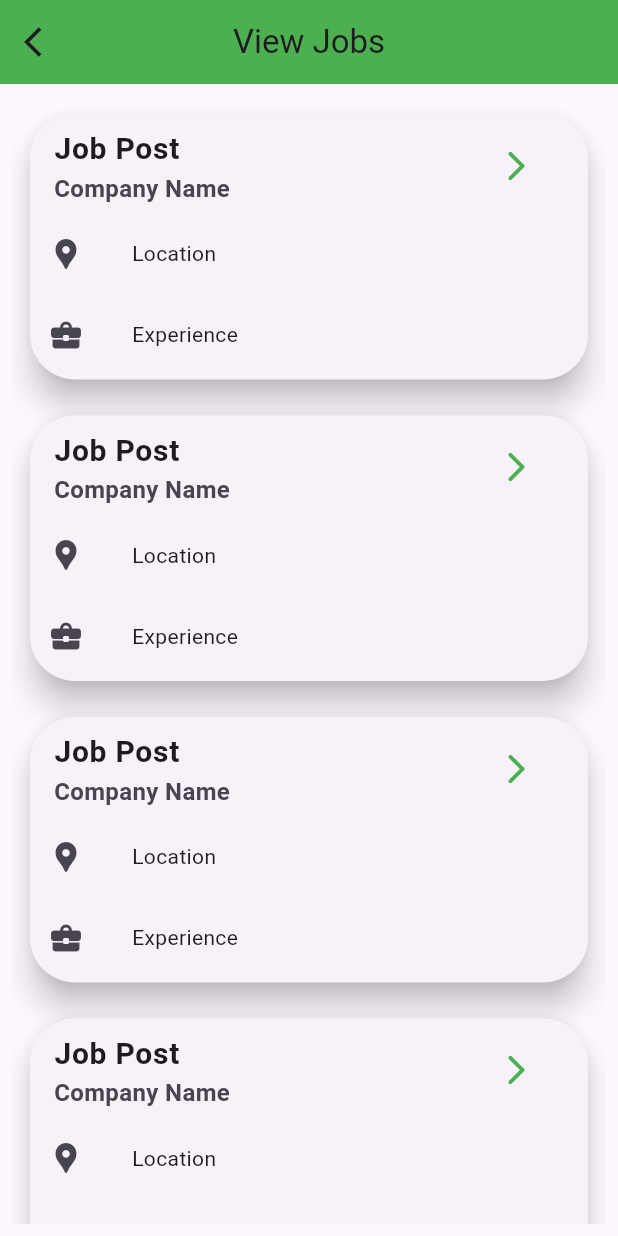
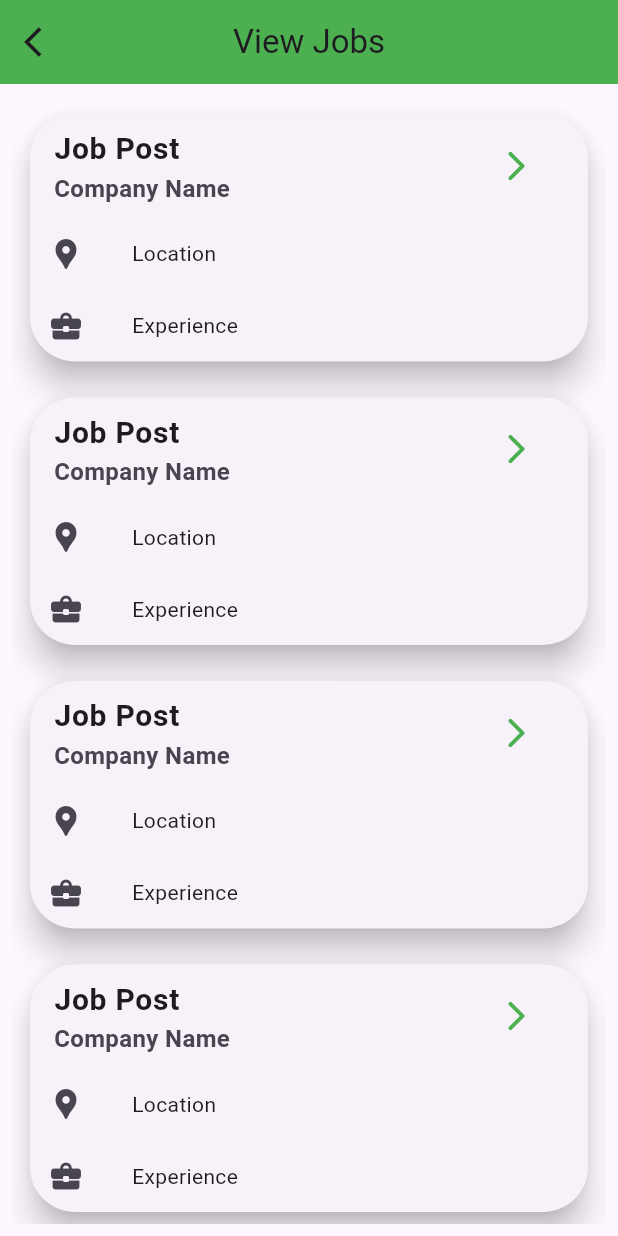
Before and after one commit to ayshafaida/placement, a Flutter app: the viewjobs screen opened directly, on a phone screen of 412 x 824 dp. Run offline on Flutter 3.47's test engine with Material 3 defaults, Android fonts, the phone set to English and light mode, and no system bars.

```diff
--- a/lib/homepage.dart
+++ b/lib/homepage.dart
@@ -1,5 +1,3 @@
-import 'package:final_project/accepted.dart';
-import 'package:final_project/applied.dart';
 import 'package:final_project/main.dart';
 import 'package:final_project/myprofile.dart';
 import 'package:final_project/placementcell.dart';
--- a/lib/main.dart
+++ b/lib/main.dart
@@ -1,4 +1,3 @@
-import 'package:final_project/accepted.dart';
 import 'package:final_project/homepage.dart';
 import 'package:final_project/signup.dart';
 import 'package:flutter/material.dart';
--- a/lib/reject.dart
+++ b/lib/reject.dart
@@ -81,7 +81,11 @@ class rejecStateState extends State<rejecState> {
                 ],
               ),
             ),
-           // Image.network("https://image.similarpng.com/very-thumbnail/2021/05/Rejected-rubber-stamp-on-transparent-background-PNG.png",height: 50,)
+            Positioned(
+              right: 0,
+              top: 10,
+              child: Image.asset("images/rejected123.png",height: 100,))
+        // Image.network("https://image.similarpng.com/very-thumbnail/2021/05/Rejected-rubber-stamp-on-transparent-background-PNG.png",height: 50,)
           ],
         ),
       );
--- a/lib/viewjobs.dart
+++ b/lib/viewjobs.dart
@@ -68,7 +68,6 @@ class _viewjobsState extends State<viewjobs> {
                 ),]
 
               ),
-              SizedBox(height: 6,),
               Row(
                 children: [IconButton(onPressed: ()=>{}, icon: Icon(Icons.business_center_rounded)),
               Padding(
@@ -76,7 +75,6 @@ class _viewjobsState extends State<viewjobs> {
                 child: Text("Experience",textAlign:TextAlign.start,),
               ),]
               ),
-              SizedBox(height: 6,),
             ],
           ),
         ),
```
Also changed, not shown: lib/sample.dart (added, +14 -0 lines), assets/images/rejected123.png (added).
